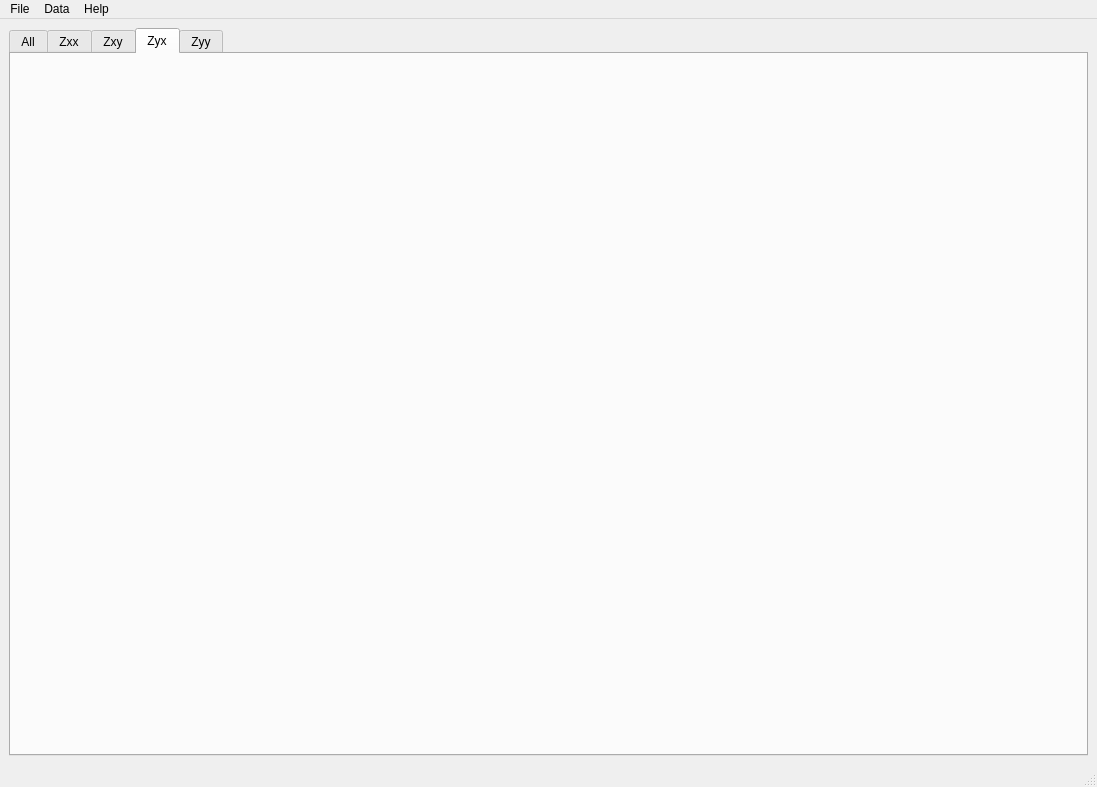
Before: the Qt Designer form adEDItor v2.0.00.00.00_Private/src/main_window.ui in riflab/adEditor, drawn with Qt 5.
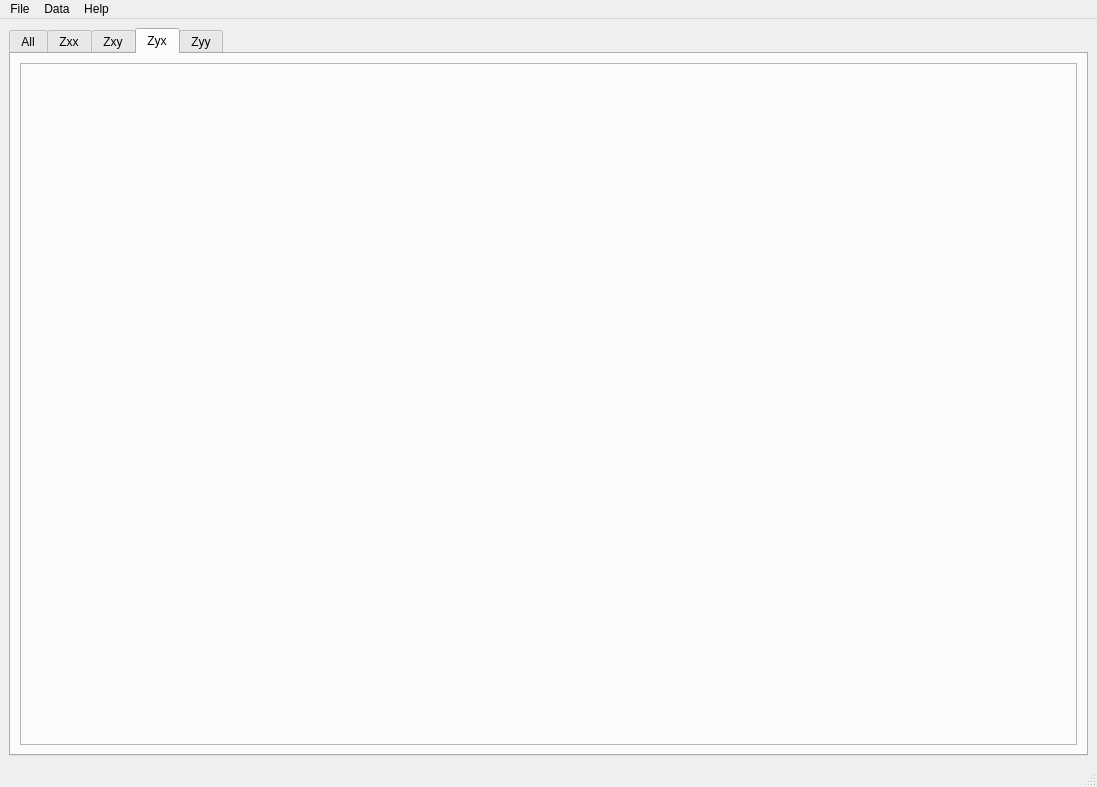
After: the same form once the commit is applied. The open tabs and pages were chosen to show the change.

```diff
--- a/adEDItor v2.0.00.00.00_Private/src/main_window.ui
+++ b/adEDItor v2.0.00.00.00_Private/src/main_window.ui
@@ -99,6 +99,26 @@
        <attribute name="title">
         <string>Zyx</string>
        </attribute>
+       <layout class="QHBoxLayout" name="horizontalLayout_9">
+        <item>
+         <widget class="QFrame" name="frame_4">
+          <property name="layoutDirection">
+           <enum>Qt::LeftToRight</enum>
+          </property>
+          <property name="frameShape">
+           <enum>QFrame::StyledPanel</enum>
+          </property>
+          <property name="frameShadow">
+           <enum>QFrame::Raised</enum>
+          </property>
+          <layout class="QHBoxLayout" name="horizontalLayout_8">
+           <item>
+            <layout class="QVBoxLayout" name="verticalLayout_yx"/>
+           </item>
+          </layout>
+         </widget>
+        </item>
+       </layout>
       </widget>
       <widget class="QWidget" name="Zyy">
        <attribute name="title">
```
Left out of the diff: 2 changed lines with no effect on the pictures.
